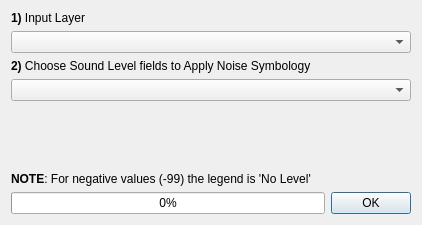
Old version of the form tools/ui_ApplyNoiseSymbology.ui in the repository pierluigiderosa/openoise.
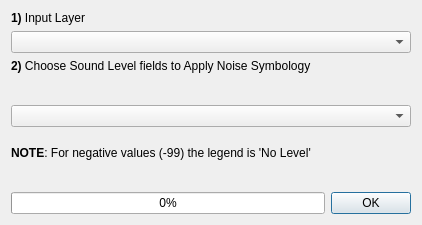
New version of the form. Custom widgets are drawn as their Qt base class.

```diff
--- a/tools/ui_ApplyNoiseSymbology.ui
+++ b/tools/ui_ApplyNoiseSymbology.ui
@@ -71,7 +71,7 @@
      <property name="minimumSize">
       <size>
        <width>0</width>
-       <height>0</height>
+       <height>40</height>
       </size>
      </property>
      <property name="maximumSize">
@@ -83,6 +83,12 @@
      <property name="text">
       <string>&lt;html&gt;&lt;head/&gt;&lt;body&gt;&lt;p&gt;&lt;span style=&quot; font-weight:600;&quot;&gt;2)&lt;/span&gt; Choose Sound Level fields to Apply Noise Symbology&lt;/p&gt;&lt;/body&gt;&lt;/html&gt;</string>
      </property>
+     <property name="alignment">
+      <set>Qt::AlignLeading|Qt::AlignLeft|Qt::AlignTop</set>
+     </property>
+     <property name="wordWrap">
+      <bool>true</bool>
+     </property>
     </widget>
    </item>
    <item>
@@ -103,15 +109,21 @@
    </item>
    <item>
     <widget class="QLabel" name="choose_fileds_label_3">
-     <property name="sizePolicy">
-      <sizepolicy hsizetype="Fixed" vsizetype="Fixed">
-       <horstretch>0</horstretch>
-       <verstretch>0</verstretch>
-      </sizepolicy>
+     <property name="minimumSize">
+      <size>
+       <width>0</width>
+       <height>40</height>
+      </size>
      </property>
      <property name="text">
       <string>&lt;html&gt;&lt;head/&gt;&lt;body&gt;&lt;p&gt;&lt;span style=&quot; font-weight:600;&quot;&gt;NOTE&lt;/span&gt;: For negative values (-99) the legend is 'No Level'&lt;/p&gt;&lt;/body&gt;&lt;/html&gt;</string>
      </property>
+     <property name="alignment">
+      <set>Qt::AlignLeading|Qt::AlignLeft|Qt::AlignTop</set>
+     </property>
+     <property name="wordWrap">
+      <bool>true</bool>
+     </property>
     </widget>
    </item>
    <item>
```
